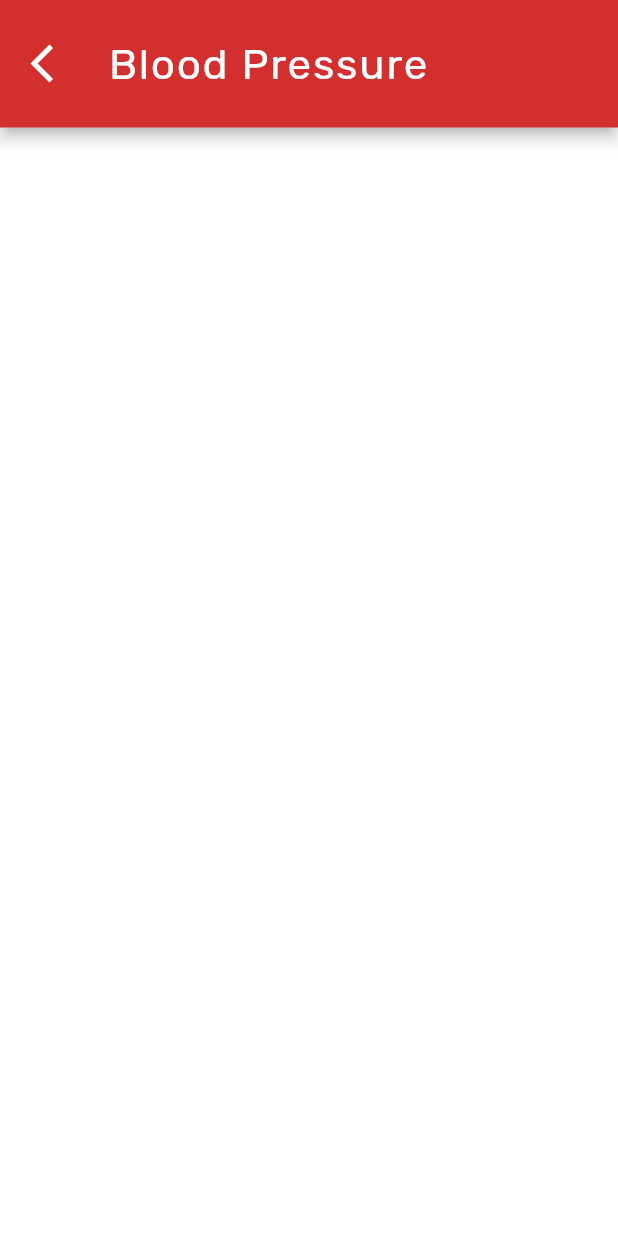
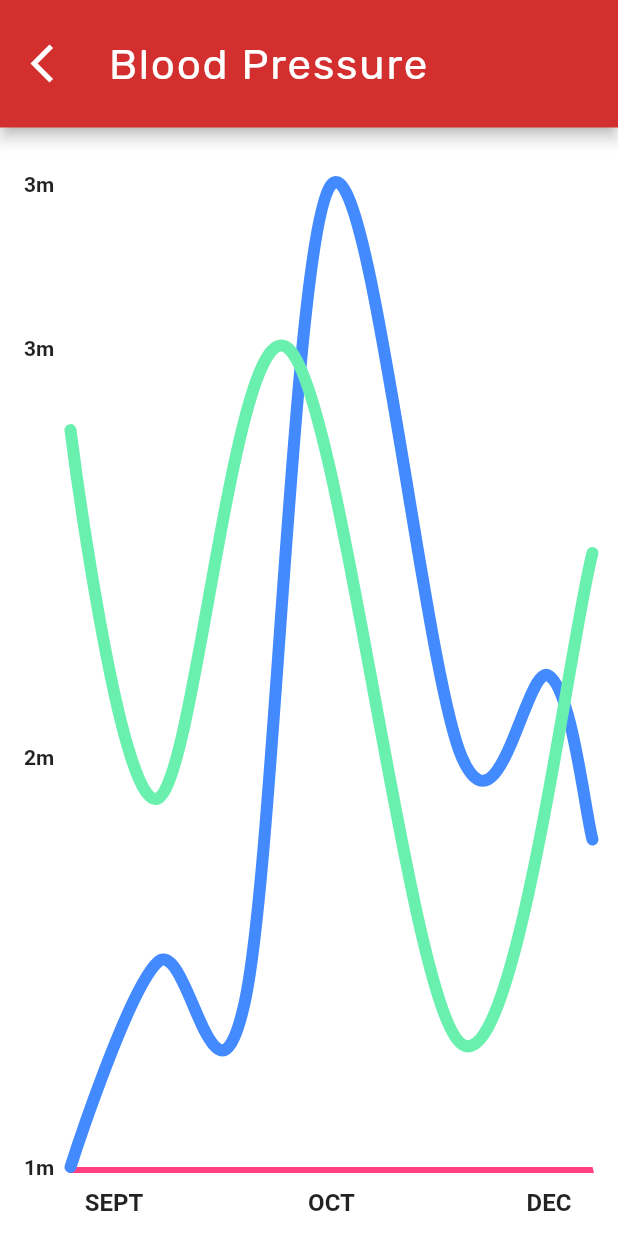
Before and after one commit to sidtuladhar/BloodNepal, a Flutter app: the Pressure screen opened directly, on a phone screen of 412 x 824 dp. Run offline on Flutter 3.47's test engine with Material 2 defaults, Android fonts, the phone set to English and light mode, and no system bars; drawn by our look-alikes of fl_chart; our stand-ins replace flutter_spinkit, hive_flutter; missing offline and left inert: rounded_expansion_tile; accounts and stored records are empty.

Commit message:
started blood pressure graph

```diff
--- a/lib/ui/home/pressure.dart
+++ b/lib/ui/home/pressure.dart
@@ -1,3 +1,4 @@
+import 'package:fl_chart/fl_chart.dart';
 import 'package:flutter/material.dart';
 import 'package:blood_nepal/ui/home/home.dart';
 
@@ -9,6 +10,97 @@ class Pressure extends StatefulWidget {
 }
 
 class _PressureState extends State<Pressure> {
+  List<LineChartBarData> lineChartBarDataList = [
+    LineChartBarData(
+      isCurved: true,
+      color: Colors.blueAccent,
+      barWidth: 8,
+      isStrokeCapRound: true,
+      dotData: const FlDotData(show: false),
+      belowBarData: BarAreaData(show: false),
+      spots: const [
+        FlSpot(1, 1),
+        FlSpot(3, 1.5),
+        FlSpot(5, 1.4),
+        FlSpot(7, 3.4),
+        FlSpot(10, 2),
+        FlSpot(12, 2.2),
+        FlSpot(13, 1.8),
+      ],
+    ),
+    LineChartBarData(
+      isCurved: true,
+      color: Colors.greenAccent,
+      barWidth: 8,
+      isStrokeCapRound: true,
+      dotData: const FlDotData(show: false),
+      belowBarData: BarAreaData(show: false),
+      spots: const [
+        FlSpot(1, 2.8),
+        FlSpot(3, 1.9),
+        FlSpot(6, 3),
+        FlSpot(10, 1.3),
+        FlSpot(13, 2.5),
+      ],
+    )
+  ];
+
+  Widget bottomTitleWidgets(double value, TitleMeta meta) {
+    const style = TextStyle(
+      fontWeight: FontWeight.bold,
+      fontSize: 16,
+    );
+    Widget text;
+    switch (value.toInt()) {
+      case 2:
+        text = const Text('SEPT', style: style);
+        break;
+      case 7:
+        text = const Text('OCT', style: style);
+        break;
+      case 12:
+        text = const Text('DEC', style: style);
+        break;
+      default:
+        text = const Text('');
+        break;
+    }
+    return SideTitleWidget(
+      axisSide: meta.axisSide,
+      space: 10,
+      child: text,
+    );
+  }
+
+  Widget leftTitleWidgets(double value, TitleMeta meta) {
+    const style = TextStyle(
+      fontWeight: FontWeight.bold,
+      fontSize: 14,
+    );
+    String text;
+    switch (value.toInt()) {
+      case 1:
+        text = '1m';
+        break;
+      case 2:
+        text = '2m';
+        break;
+      case 3:
+        text = '3m';
+        break;
+      case 4:
+        text = '5m';
+        break;
+      case 5:
+        text = '6m';
+        break;
+      default:
+        return Container();
+    }
+
+    return Text(text, style: style, textAlign: TextAlign.center);
+  }
+
   @override
   Widget build(BuildContext context) {
     return Scaffold(
@@ -36,6 +128,59 @@ class _PressureState extends State<Pressure> {
                 fontFamily: "Rubik"),
             textAlign: TextAlign.left),
       ),
+      body: Column(
+        crossAxisAlignment: CrossAxisAlignment.stretch,
+        children: <Widget>[
+          const SizedBox(
+            height: 37,
+          ),
+          Expanded(
+            child: Padding(
+              padding: const EdgeInsets.only(right: 16, left: 6),
+              child: LineChart(LineChartData(
+                titlesData: FlTitlesData(
+                  bottomTitles: AxisTitles(
+                    sideTitles: SideTitles(
+                      showTitles: true,
+                      reservedSize: 32,
+                      interval: 1,
+                      getTitlesWidget: bottomTitleWidgets,
+                    ),
+                  ),
+                  rightTitles: const AxisTitles(
+                    sideTitles: SideTitles(showTitles: false),
+                  ),
+                  topTitles: const AxisTitles(
+                    sideTitles: SideTitles(showTitles: false),
+                  ),
+                  leftTitles: AxisTitles(
+                    sideTitles: SideTitles(
+                      getTitlesWidget: leftTitleWidgets,
+                      showTitles: true,
+                      interval: 1,
+                      reservedSize: 40,
+                    ),
+                  ),
+                ),
+                borderData: FlBorderData(
+                  show: true,
+                  border: const Border(
+                    bottom: BorderSide(color: Colors.pinkAccent, width: 4),
+                    left: BorderSide(color: Colors.transparent),
+                    right: BorderSide(color: Colors.transparent),
+                    top: BorderSide(color: Colors.transparent),
+                  ),
+                ),
+                gridData: const FlGridData(show: false),
+                lineBarsData: lineChartBarDataList,
+              )),
+            ),
+          ),
+          const SizedBox(
+            height: 10,
+          ),
+        ],
+      ),
     );
   }
 }
--- a/pubspec.yaml
+++ b/pubspec.yaml
@@ -44,6 +44,7 @@ dependencies:
   cupertino_icons: ^1.0.2
   http: ^1.0.0
   rounded_expansion_tile: ^0.0.13
+  fl_chart: ^0.63.0
 
 dev_dependencies:
   flutter_test:
```
Also changed, not shown: pubspec.lock.
